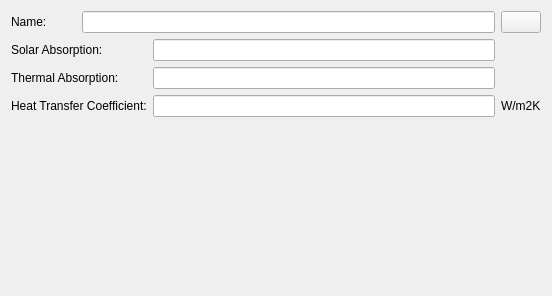
Qt form SIM-VICUS/src/SVDBBoundaryConditionEditWidget.ui (ghorwin/SIM-VICUS) before a commit.
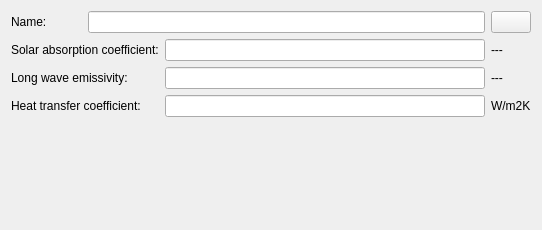
The same form after that commit. Custom widgets are drawn as their Qt base class.

Commit message: DB edit dialog upgrade.

The edit to the form file:
```diff
--- a/SIM-VICUS/src/SVDBBoundaryConditionEditWidget.ui
+++ b/SIM-VICUS/src/SVDBBoundaryConditionEditWidget.ui
@@ -6,8 +6,8 @@
    <rect>
     <x>0</x>
     <y>0</y>
-    <width>552</width>
-    <height>296</height>
+    <width>542</width>
+    <height>230</height>
    </rect>
   </property>
   <property name="windowTitle">
@@ -43,27 +43,27 @@
    <item row="1" column="0" colspan="2">
     <widget class="QLabel" name="labelSolarAbsorption">
      <property name="text">
-      <string>Solar Absorption:</string>
+      <string>Solar absorption coefficient:</string>
      </property>
     </widget>
    </item>
    <item row="1" column="2">
-    <widget class="QtExt::ValidatingLineEdit" name="lineEditSolarAbsorption"/>
+    <widget class="QtExt::ValidatingLineEdit" name="lineEditSolarAbsorptionCoefficient"/>
    </item>
    <item row="2" column="0" colspan="2">
     <widget class="QLabel" name="labelThermalAbsorption">
      <property name="text">
-      <string>Thermal Absorption:</string>
+      <string>Long wave emissivity:</string>
      </property>
     </widget>
    </item>
    <item row="2" column="2">
-    <widget class="QtExt::ValidatingLineEdit" name="lineEditThermalAbsorption"/>
+    <widget class="QtExt::ValidatingLineEdit" name="lineEditLongWaveEmissivity"/>
    </item>
    <item row="3" column="0" colspan="2">
     <widget class="QLabel" name="labelHeatTransferCoefficient">
      <property name="text">
-      <string>Heat Transfer Coefficient:</string>
+      <string>Heat transfer coefficient:</string>
      </property>
     </widget>
    </item>
@@ -90,6 +90,20 @@
      </property>
     </spacer>
    </item>
+   <item row="1" column="3">
+    <widget class="QLabel" name="labelHeatTransferCoefficientUnit_2">
+     <property name="text">
+      <string>---</string>
+     </property>
+    </widget>
+   </item>
+   <item row="2" column="3">
+    <widget class="QLabel" name="labelHeatTransferCoefficientUnit_3">
+     <property name="text">
+      <string>---</string>
+     </property>
+    </widget>
+   </item>
   </layout>
  </widget>
  <customwidgets>
```
The commit also changes 14 other files.
